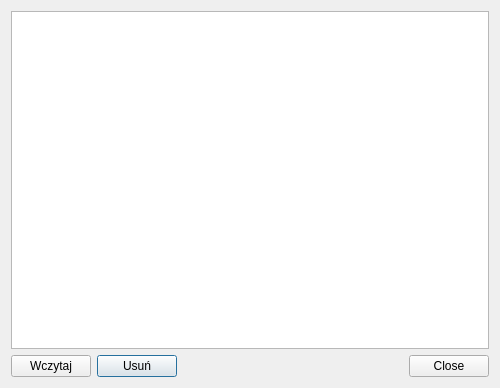
The window that dlgProjectsBase.ui (avinet/adaptive3-qgis-plugin) describes before a commit, drawn with Qt 5.
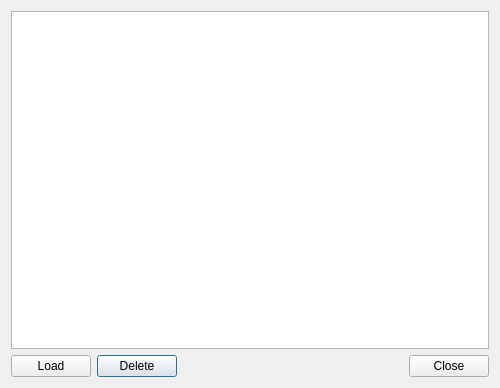
The same window after the commit.

```diff
--- a/dlgProjectsBase.ui
+++ b/dlgProjectsBase.ui
@@ -61,14 +61,14 @@
    <item row="1" column="1">
     <widget class="QPushButton" name="buttonUsun">
      <property name="text">
-      <string>Usuń</string>
+      <string>Delete</string>
      </property>
     </widget>
    </item>
    <item row="1" column="0">
     <widget class="QPushButton" name="buttonWczytaj">
      <property name="text">
-      <string>Wczytaj</string>
+      <string>Load</string>
      </property>
     </widget>
    </item>
```
Left out of the diff: 24 changed lines with no effect on the pictures.
